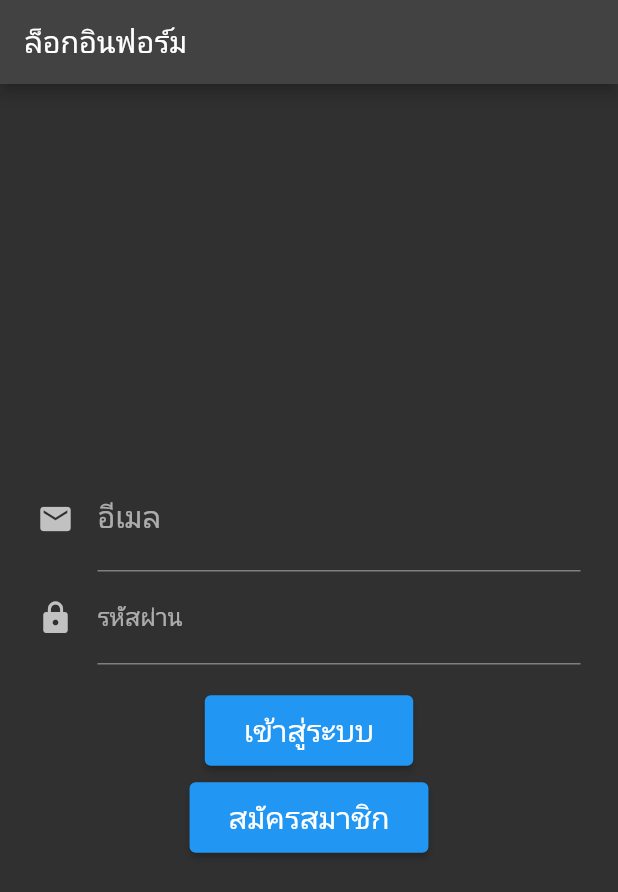
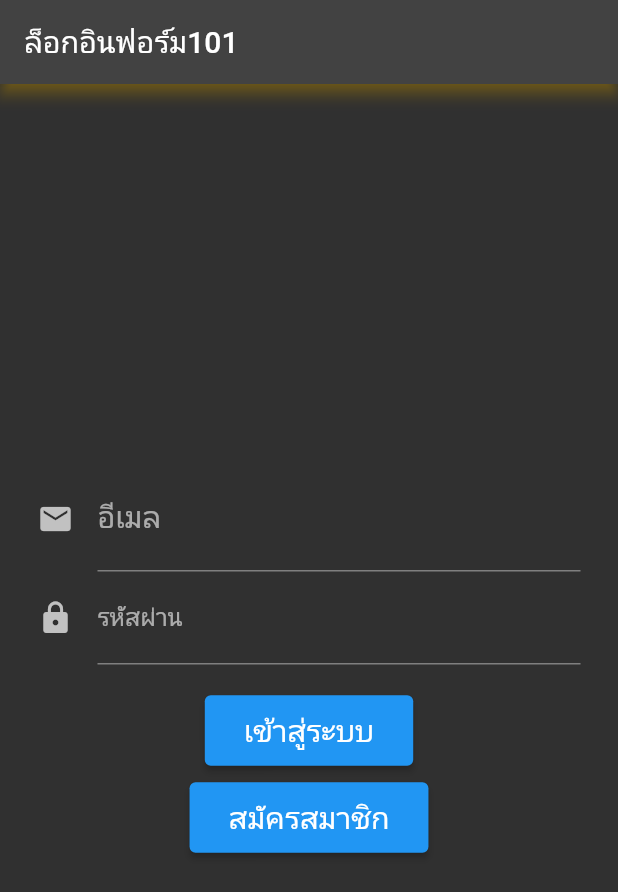
Before and after one commit to sahadsawat/learn-git, a Flutter app: the screen it shows after launch, on a phone screen of 412 x 824 dp. Shown: the top 892 px of the screen. Run offline on Flutter 3.47's test engine with Material 2 defaults, Android fonts, the phone set to English and light mode, and no system bars; our stand-ins replace email_validator.

Commit message:
new changes

```diff
--- a/lib/main.dart
+++ b/lib/main.dart
@@ -13,7 +13,8 @@ class MyApp extends StatelessWidget {
       theme: ThemeData.dark(),
       home: Scaffold(
           appBar: AppBar(
-            title: Text('ล็อกอินฟอร์ม'),
+            title: Text('ล็อกอินฟอร์ม101'),
+            shadowColor: Colors.amber,
           ),
           body: Padding(
             padding: const EdgeInsets.all(20.0),
```
